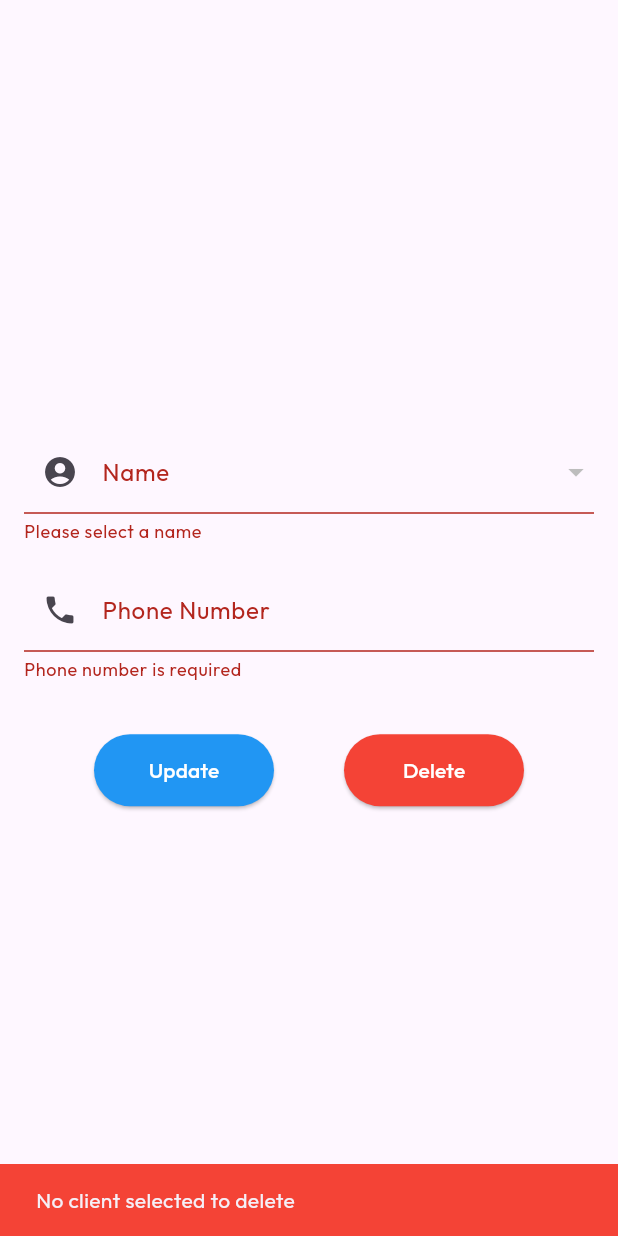
After one commit to Gutta360/sunny-finapp, a Flutter app: the ClientDetails screen opened directly, after a tap on "Update", after a tap on "Delete", on a phone screen of 412 x 824 dp. The commit adds this screen. Run offline on Flutter 3.47's test engine with Material 3 defaults, Android fonts, the phone set to English and light mode, and no system bars; our stand-ins replace cloud_firestore, file_picker, firebase_core, google_fonts; missing offline and left inert: excel; accounts and stored records are empty.

Commit message:
client details added

```diff
--- /dev/null
+++ b/lib/layout/clientdetails.dart
@@ -0,0 +1,250 @@
+import 'package:flutter/material.dart';
+import 'package:cloud_firestore/cloud_firestore.dart';
+
+class ClientDetails extends StatefulWidget {
+  const ClientDetails({super.key});
+
+  @override
+  _ClientDetailsState createState() => _ClientDetailsState();
+}
+
+class _ClientDetailsState extends State<ClientDetails> {
+  final _formKey = GlobalKey<FormState>();
+  final TextEditingController _phoneController = TextEditingController();
+
+  String? _selectedName;
+  List<String> _names = [];
+  DocumentSnapshot? _clientData;
+
+  @override
+  void initState() {
+    super.initState();
+    _fetchNames();
+  }
+
+  Future<void> _fetchNames() async {
+    try {
+      QuerySnapshot query =
+          await FirebaseFirestore.instance.collection('customers').get();
+      setState(() {
+        _names = query.docs.map((doc) => doc['name'] as String).toList();
+      });
+    } catch (error) {
+      print("Error fetching names: $error");
+      ScaffoldMessenger.of(context).showSnackBar(
+        const SnackBar(
+          content: Text('Failed to fetch names'),
+          backgroundColor: Colors.red,
+        ),
+      );
+    }
+  }
+
+  Future<void> _fetchClientDetails(String name) async {
+    try {
+      QuerySnapshot query = await FirebaseFirestore.instance
+          .collection('customers')
+          .where('name', isEqualTo: name)
+          .get();
+
+      if (query.docs.isNotEmpty) {
+        setState(() {
+          _clientData = query.docs.first;
+          _selectedName = _clientData!['name'];
+          _phoneController.text = _clientData!['phone'];
+        });
+      } else {
+        ScaffoldMessenger.of(context).showSnackBar(
+          const SnackBar(
+            content: Text('Customer details not found'),
+            backgroundColor: Colors.red,
+          ),
+        );
+      }
+    } catch (error) {
+      print("Error fetching client details: $error");
+      ScaffoldMessenger.of(context).showSnackBar(
+        const SnackBar(
+          content: Text('Failed to fetch client details'),
+          backgroundColor: Colors.red,
+        ),
+      );
+    }
+  }
+
+  Future<void> _updateClientDetails() async {
+    if (_formKey.currentState!.validate() && _clientData != null) {
+      try {
+        await FirebaseFirestore.instance
+            .collection('customers')
+            .doc(_clientData!.id)
+            .update({
+          'phone': _phoneController.text,
+        });
+
+        ScaffoldMessenger.of(context).showSnackBar(
+          const SnackBar(
+            content: Text('Client details updated successfully'),
+            backgroundColor: Colors.blue,
+          ),
+        );
+      } catch (error) {
+        print("Error updating client details: $error");
+        ScaffoldMessenger.of(context).showSnackBar(
+          const SnackBar(
+            content: Text('Failed to update client details'),
+            backgroundColor: Colors.red,
+          ),
+        );
+      }
+    }
+  }
+
+  Future<void> _deleteClient() async {
+    if (_clientData != null) {
+      try {
+        await FirebaseFirestore.instance
+            .collection('customers')
+            .doc(_clientData!.id)
+            .delete();
+
+        ScaffoldMessenger.of(context).showSnackBar(
+          const SnackBar(
+            content: Text('Client deleted successfully'),
+            backgroundColor: Colors.green,
+          ),
+        );
+
+        // Reset the form after deletion
+        setState(() {
+          _selectedName = null;
+          _phoneController.clear();
+          _clientData = null;
+        });
+
+        _fetchNames(); // Refresh the dropdown options
+      } catch (error) {
+        print("Error deleting client: $error");
+        ScaffoldMessenger.of(context).showSnackBar(
+          const SnackBar(
+            content: Text('Failed to delete client'),
+            backgroundColor: Colors.red,
+          ),
+        );
+      }
+    } else {
+      ScaffoldMessenger.of(context).showSnackBar(
+        const SnackBar(
+          content: Text('No client selected to delete'),
+          backgroundColor: Colors.red,
+        ),
+      );
+    }
+  }
+
+  @override
+  void dispose() {
+    _phoneController.dispose();
+    super.dispose();
+  }
+
+  @override
+  Widget build(BuildContext context) {
+    return Scaffold(
+      body: Padding(
+        padding: const EdgeInsets.symmetric(horizontal: 16.0),
+        child: Center(
+          child: ConstrainedBox(
+            constraints: const BoxConstraints(maxWidth: 400),
+            child: Form(
+              key: _formKey,
+              child: Column(
+                mainAxisAlignment: MainAxisAlignment.center,
+                children: [
+                  _buildNameDropdown(),
+                  const SizedBox(height: 16),
+                  _buildPhoneField(),
+                  const SizedBox(height: 35),
+                  Row(
+                    mainAxisAlignment: MainAxisAlignment.spaceEvenly,
+                    children: [
+                      ElevatedButton(
+                        onPressed: _updateClientDetails,
+                        style: ElevatedButton.styleFrom(
+                          foregroundColor: Colors.white,
+                          backgroundColor: Colors.blue,
+                          padding: const EdgeInsets.symmetric(vertical: 14),
+                          minimumSize: const Size(120, 40),
+                        ),
+                        child: const Text('Update'),
+                      ),
+                      ElevatedButton(
+                        onPressed: _deleteClient,
+                        style: ElevatedButton.styleFrom(
+                          foregroundColor: Colors.white,
+                          backgroundColor: Colors.red,
+                          padding: const EdgeInsets.symmetric(vertical: 14),
+                          minimumSize: const Size(120, 40),
+                        ),
+                        child: const Text('Delete'),
+                      ),
+                    ],
+                  ),
+                ],
+              ),
+            ),
+          ),
+        ),
+      ),
+    );
+  }
+
+  Widget _buildNameDropdown() {
+    return DropdownButtonFormField<String>(
+      value: _selectedName,
+      decoration: const InputDecoration(
+        labelText: 'Name',
+        prefixIcon: Icon(Icons.account_circle),
+      ),
+      items: _names.map((name) {
+        return DropdownMenuItem(
+          value: name,
+          child: Text(name),
+        );
+      }).toList(),
+      onChanged: (value) {
+        setState(() {
+          _selectedName = value;
+        });
+        if (value != null) {
+          _fetchClientDetails(value);
+        }
+      },
+      validator: (value) {
+        if (value == null || value.isEmpty) {
+          return 'Please select a name';
+        }
+        return null;
+      },
+    );
+  }
+
+  Widget _buildPhoneField() {
+    return TextFormField(
+      controller: _phoneController,
+      keyboardType: TextInputType.phone,
+      decoration: const InputDecoration(
+        labelText: 'Phone Number',
+        prefixIcon: Icon(Icons.phone),
+      ),
+      validator: (value) {
+        if (value == null || value.isEmpty) {
+          return 'Phone number is required';
+        } else if (!RegExp(r'^\d{10}$').hasMatch(value)) {
+          return 'Enter a valid 10-digit phone number';
+        }
+        return null;
+      },
+    );
+  }
+}
--- a/lib/layout/login.dart
+++ b/lib/layout/login.dart
@@ -56,7 +56,7 @@ class _LoginPageState extends State<LoginPage> {
                       },
                       style: ElevatedButton.styleFrom(
                         foregroundColor: Colors.white,
-                        backgroundColor: Colors.teal,
+                        backgroundColor: Colors.blue,
                         padding: const EdgeInsets.symmetric(vertical: 14),
                         minimumSize: const Size(120, 40),
                         textStyle: const TextStyle(fontSize: 15),
```
Also changed, not shown: lib/layout/client.dart (+75 -76 lines), lib/layout/layout.dart (+9 -3 lines).
